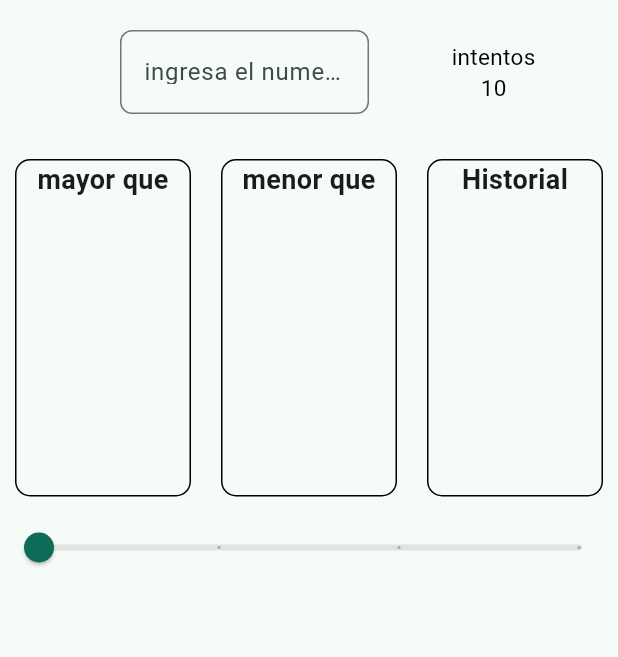
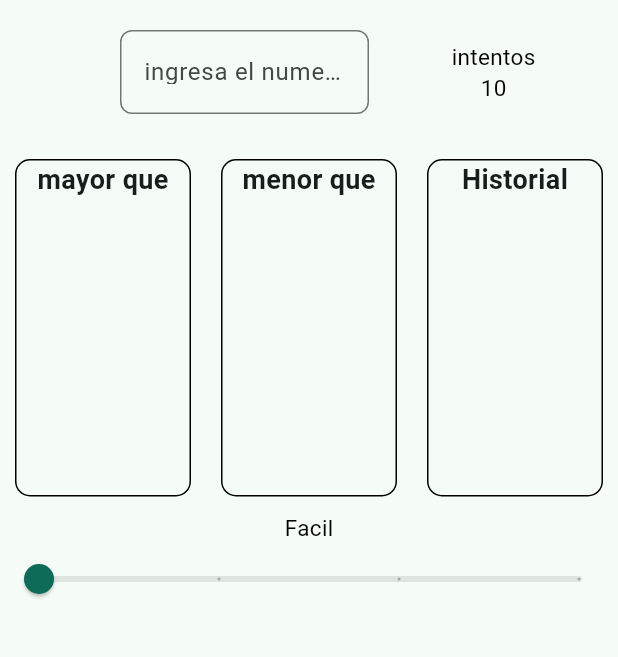
Before and after one commit to Emmanuelcy52/AdivinaElNumero, a Flutter app: the screen it shows after launch, on a phone screen of 412 x 824 dp, the part 84-741 px from its top. Run offline on Flutter 3.47's test engine with Material 3 defaults, Android fonts, the phone set to English and light mode, and no system bars.

Commit message:
Reajuste de diseño e implementación de comparadores para el correcto manejo de los estados del Slider con el uso de if, modificando la variable dificultad según sea el caso requerido.

```diff
--- a/lib/main.dart
+++ b/lib/main.dart
@@ -32,18 +32,28 @@
 }
 
 class _MyHomePageState extends State<MyHomePage> {
-  int _counter = 0;
+  int _intnetos = 0;
   double _valorBarra = 0.0;
+  String dificultad = 'Facil';
 
   void _ActualizarBarra(double newValue) {
     setState(() {
       _valorBarra = newValue;
+      if (_valorBarra <= 1) {
+        dificultad = 'Facil';
+      } else if (_valorBarra <= 2) {
+        dificultad = 'Medio';
+      } else if (_valorBarra <= 3) {
+        dificultad = 'Avanzado';
+      } else {
+        dificultad = 'Extremo';
+      }
     });
   }
 
-  void _incrementCounter() {
+  void _RestarIntentos() {
     setState(() {
-      _counter++;
+      _intnetos--;
     });
   }
 
@@ -74,10 +84,9 @@
                       decoration: InputDecoration(
                           labelText: 'ingresa el numero',
                           fillColor: Colors.transparent,
-                        border:OutlineInputBorder(
+                          border: OutlineInputBorder(
                             borderRadius: BorderRadius.circular(8),
-                        )
-                      ),
+                          )),
                     ),
                   ),
                 ),
@@ -89,16 +98,15 @@
                         children: [
                           Text(
                             'intentos',
-                              style:
-                                  TextStyle(fontSize: 15, color: Colors.black),
+                            style: TextStyle(fontSize: 15, color: Colors.black),
                           ),
                           Text(
                             '10',
-                              style:
-                                  TextStyle(fontSize: 15, color: Colors.black),
+                            style: TextStyle(fontSize: 15, color: Colors.black),
                           ),
                         ],
-                        )),
+                      ),
+                    ),
                   ),
                 ),
               ],
@@ -162,14 +170,31 @@
               children: [
                 SizedBox(height: 20),
                 Expanded(
+                  child: Column(
+                    mainAxisAlignment: MainAxisAlignment.center,
+                    children: [
+                      Text(
+                        dificultad,
+                        style: TextStyle(fontSize: 15, color: Colors.black),
+                      ),
+                    ],
+                  ),
+                ),
+              ],
+            ),
+            Row(
+              mainAxisAlignment: MainAxisAlignment.center,
+              children: [
+                SizedBox(height: 20),
+                Expanded(
                   child: Slider(
                     value: _valorBarra,
                     onChanged: _ActualizarBarra,
                     min: 0,
-                  max: 5,
+                    max: 4,
                     divisions: 3,
-                  label: _valorBarra.toStringAsFixed(2),
-                ))
+                  ),
+                ),
               ],
             )
           ],
```
Lines whose indentation alone changed are shown as unchanged.
